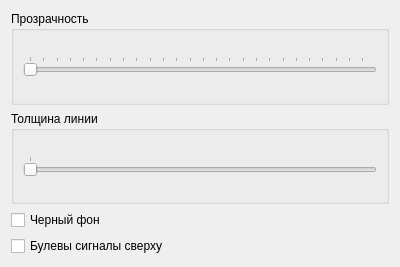
Tyill/SVisual, file src/SVViewer/forms/graph_setting.ui: the form before one commit.
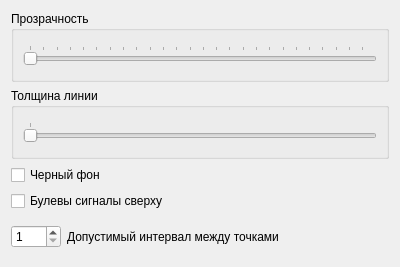
The form after the commit.

The edit to the form file:
```diff
--- a/src/SVViewer/forms/graph_setting.ui
+++ b/src/SVViewer/forms/graph_setting.ui
@@ -101,6 +101,33 @@
      </property>
     </widget>
    </item>
+   <item>
+    <layout class="QHBoxLayout" name="horizontalLayout_3">
+     <item>
+      <widget class="QSpinBox" name="sbGapTolerance">
+       <property name="maximumSize">
+        <size>
+         <width>50</width>
+         <height>16777215</height>
+        </size>
+       </property>
+       <property name="minimum">
+        <number>1</number>
+       </property>
+       <property name="maximum">
+        <number>99999999</number>
+       </property>
+      </widget>
+     </item>
+     <item>
+      <widget class="QLabel" name="lbGapTolerance">
+       <property name="text">
+        <string>Допустимый интервал между точками</string>
+       </property>
+      </widget>
+     </item>
+    </layout>
+   </item>
   </layout>
  </widget>
  <resources/>
```
